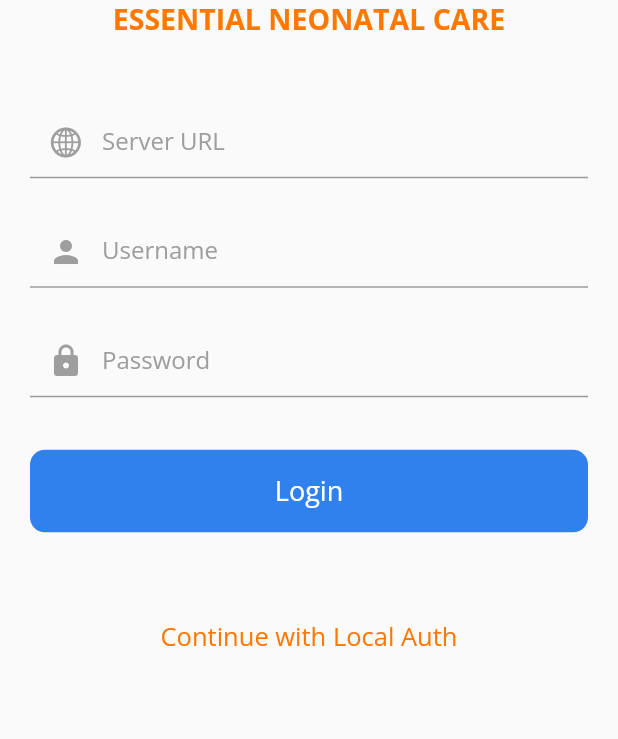
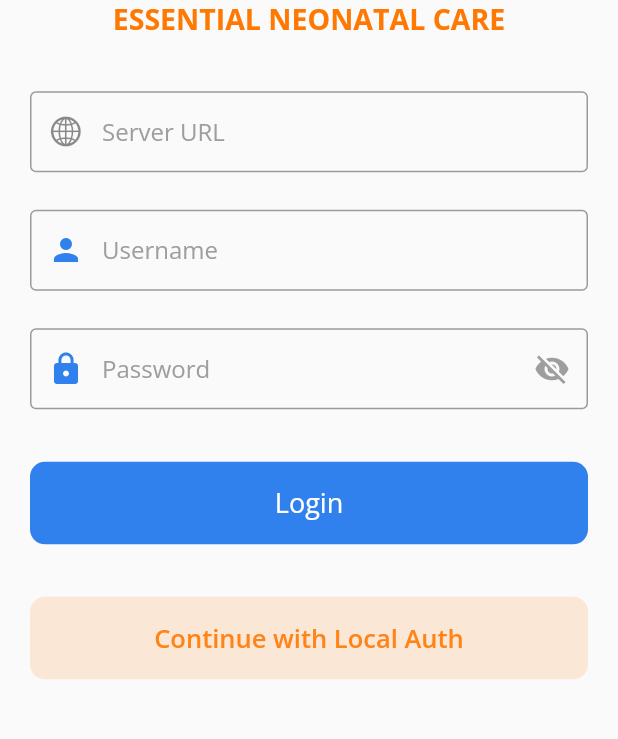
Before and after one commit to Mehul-Kumar-27/NeoRoo, a Flutter app: the screen it shows after launch, on a phone screen of 412 x 824 dp, the part 416-1155 px from its top. Run offline on Flutter 3.47's test engine with Material 2 defaults, Android fonts, the phone set to English and light mode, and no system bars; drawn by our look-alikes of modal_progress_hud_nsn; our stand-ins replace bloc, dartz, equatable, flutter_bloc, flutter_secure_storage, font_awesome_flutter and 4 more; accounts and stored records are empty; generated files the repository leaves out were written again.

Commit message:
Login UI suggestions

```diff
--- a/lib/screens/authentication/login/components/local_auth_option.dart
+++ b/lib/screens/authentication/login/components/local_auth_option.dart
@@ -14,16 +14,29 @@ class LocalAuthOption extends StatelessWidget {
     return TextButton(
       onPressed: onPressed,
       style: TextButton.styleFrom(
-        primary: secondaryOrange,
         padding: EdgeInsets.zero,
       ),
       child: Container(
+        width: double.infinity,
+        margin: EdgeInsets.symmetric(
+          horizontal: 20,
+        ),
+        height: 55,
+        alignment: Alignment.center,
+        decoration: BoxDecoration(
+          color: secondaryOrange.withOpacity(
+            0.15,
+          ),
+          borderRadius: BorderRadius.circular(
+            10,
+          ),
+        ),
         child: Text(
           AppLocalizations.of(context).continueWithLocalAuth,
           style: TextStyle(
             fontFamily: openSans,
-            color: secondaryOrange,
-            fontWeight: FontWeight.w400,
+            color: secondaryOrange.withOpacity(0.9),
+            fontWeight: FontWeight.w600,
             fontSize: 17,
           ),
         ),
--- a/lib/screens/authentication/login/components/password_field.dart
+++ b/lib/screens/authentication/login/components/password_field.dart
@@ -2,11 +2,17 @@ import 'package:flutter/material.dart';
 import 'package:neoroo_app/utils/constants.dart';
 import 'package:flutter_gen/gen_l10n/app_localizations.dart';
 
-class PasswordFieldLogin extends StatelessWidget {
+class PasswordFieldLogin extends StatefulWidget {
   final TextEditingController controller;
   const PasswordFieldLogin({Key? key, required this.controller})
       : super(key: key);
 
+  @override
+  State<PasswordFieldLogin> createState() => _PasswordFieldLoginState();
+}
+
+class _PasswordFieldLoginState extends State<PasswordFieldLogin> {
+  bool _isVisible = false;
   @override
   Widget build(BuildContext context) {
     return Container(
@@ -14,27 +20,42 @@ class PasswordFieldLogin extends StatelessWidget {
         horizontal: 20,
       ),
       child: TextField(
-        obscureText: true,
+        obscureText: !_isVisible,
         cursorColor: primaryBlue,
-        controller: controller,
+        controller: widget.controller,
         decoration: InputDecoration(
+          suffixIcon: IconButton(
+            onPressed: () {
+              setState(() {
+                _isVisible=!_isVisible;
+              });
+            },
+            icon: Icon(
+              _isVisible?Icons.visibility:Icons.visibility_off,
+              color: _isVisible?primaryBlue:outlineGrey,
+            ),
+          ),
+          contentPadding: EdgeInsets.only(
+            top: 16,
+            bottom: 16,
+          ),
           prefixIcon: Icon(
             Icons.lock,
-            color: outlineGrey,
           ),
           hintText: AppLocalizations.of(context).password,
+          prefixIconColor: primaryBlue,
           hintStyle: TextStyle(
             color: outlineGrey,
             fontSize: 16,
             fontFamily: openSans,
           ),
-          focusedBorder: UnderlineInputBorder(
+          focusedBorder: OutlineInputBorder(
             borderSide: BorderSide(
               color: primaryBlue,
               width: 1.75,
             ),
           ),
-          border: UnderlineInputBorder(
+          border: OutlineInputBorder(
             borderSide: BorderSide(
               color: outlineGrey,
               width: 1,
--- a/lib/screens/authentication/login/components/server_url_field.dart
+++ b/lib/screens/authentication/login/components/server_url_field.dart
@@ -19,9 +19,12 @@ class ServerURLFieldLogin extends StatelessWidget {
         keyboardType: TextInputType.url,
         cursorColor: primaryBlue,
         decoration: InputDecoration(
+          contentPadding: EdgeInsets.only(
+            top: 16,
+            bottom: 16,
+          ),
           prefixIcon: Icon(
             CupertinoIcons.globe,
-            color: outlineGrey,
           ),
           hintText: AppLocalizations.of(context).serverURL,
           hintStyle: TextStyle(
@@ -29,13 +32,13 @@ class ServerURLFieldLogin extends StatelessWidget {
             fontFamily: openSans,
             fontSize: 16,
           ),
-          focusedBorder: UnderlineInputBorder(
+          focusedBorder: OutlineInputBorder(
             borderSide: BorderSide(
               color: primaryBlue,
               width: 1.75,
             ),
           ),
-          border: UnderlineInputBorder(
+          border: OutlineInputBorder(
             borderSide: BorderSide(
               color: outlineGrey,
               width: 1,
--- a/lib/screens/authentication/login/components/username_field.dart
+++ b/lib/screens/authentication/login/components/username_field.dart
@@ -17,23 +17,27 @@ class UsernameFieldLogin extends StatelessWidget {
         cursorColor: primaryBlue,
         controller: controller,
         decoration: InputDecoration(
+          contentPadding: EdgeInsets.only(
+            top: 16,
+            bottom: 16,
+          ),
           prefixIcon: Icon(
             Icons.person,
-            color: outlineGrey,
           ),
           hintText: AppLocalizations.of(context).username,
+          prefixIconColor: primaryBlue,
           hintStyle: TextStyle(
             color: outlineGrey,
             fontSize: 16,
             fontFamily: openSans,
           ),
-          focusedBorder: UnderlineInputBorder(
+          focusedBorder: OutlineInputBorder(
             borderSide: BorderSide(
               color: primaryBlue,
               width: 1.75,
             ),
           ),
-          border: UnderlineInputBorder(
+          border: OutlineInputBorder(
             borderSide: BorderSide(
               color: outlineGrey,
               width: 1,
--- a/lib/screens/authentication/login/login.dart
+++ b/lib/screens/authentication/login/login.dart
@@ -128,7 +128,7 @@ class _LoginPageState extends State<LoginPage> {
                 LogoLogin(),
                 TitleLogin(),
                 VerticalSpace(
-                  height: 45,
+                  height: 35,
                 ),
                 ServerURLFieldLogin(
                   controller: _serverURLController,
@@ -163,7 +163,7 @@ class _LoginPageState extends State<LoginPage> {
                   serverURLController: _serverURLController,
                 ),
                 VerticalSpace(
-                  height: 45,
+                  height: 35,
                 ),
                 LocalAuthOption(
                   onPressed: () {
```
Also changed, not shown: pubspec.lock.
